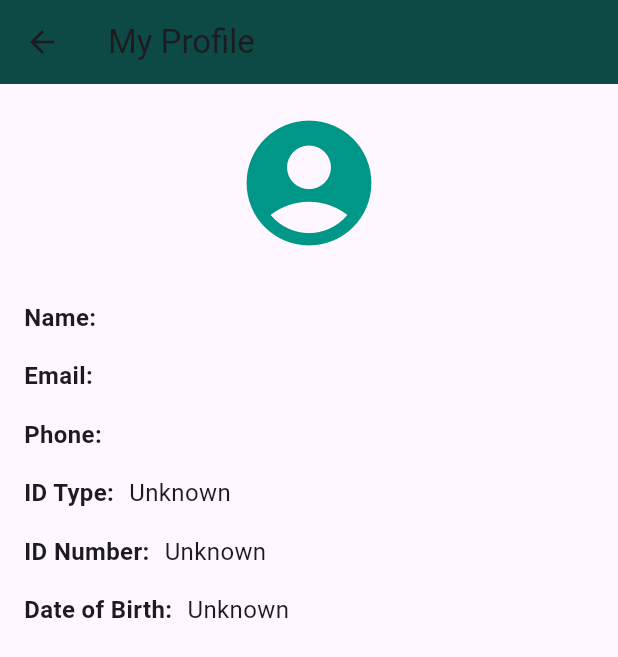
After one commit to Sarah-Alshumayri/e_motawif, a Flutter app: the PilgrimProfilePage screen opened directly, on a phone screen of 412 x 824 dp. The commit adds this screen. Shown: the top 657 px of the screen. Run offline on Flutter 3.47's test engine with Material 3 defaults, Android fonts, the phone set to English and light mode, and no system bars; our stand-ins replace shared_preferences; accounts and stored records are empty.

Commit message:
User profile info

```diff
--- a/lib/database_helper.dart
+++ b/lib/database_helper.dart
@@ -3,7 +3,7 @@ import 'package:http/http.dart' as http;
 
 class DatabaseHelper {
   static const String serverUrl =
-      "http://172.20.10.3/e_motawif_new"; // Update with actual server
+      "http://192.168.56.1/e_motawif_new"; // Update with actual server
 
   Future<Map<String, dynamic>> login(String userId, String password) async {
     try {
--- /dev/null
+++ b/lib/screens/pilgrim_profile_page.dart
@@ -0,0 +1,77 @@
+import 'package:flutter/material.dart';
+import 'package:shared_preferences/shared_preferences.dart';
+
+class PilgrimProfilePage extends StatefulWidget {
+  @override
+  _PilgrimProfilePageState createState() => _PilgrimProfilePageState();
+}
+
+class _PilgrimProfilePageState extends State<PilgrimProfilePage> {
+  String name = "";
+  String email = "";
+  String phone = "";
+  String idType = "";
+  String idNumber = "";
+  String dob = "";
+
+  @override
+  void initState() {
+    super.initState();
+    _loadUserData();
+  }
+
+  Future<void> _loadUserData() async {
+    SharedPreferences prefs = await SharedPreferences.getInstance();
+    setState(() {
+      name = prefs.getString("name") ?? "Unknown";
+      email = prefs.getString("email") ?? "Unknown";
+      phone = prefs.getString("phone") ?? "Unknown";
+      idType = prefs.getString("idType") ?? "Unknown";
+      idNumber = prefs.getString("idNumber") ?? "Unknown";
+      dob = prefs.getString("dob") ?? "Unknown";
+    });
+  }
+
+  @override
+  Widget build(BuildContext context) {
+    return Scaffold(
+      appBar: AppBar(
+        title: const Text("My Profile"),
+        backgroundColor: const Color(0xFF0D4A45),
+      ),
+      body: Padding(
+        padding: const EdgeInsets.all(16.0),
+        child: Column(
+          crossAxisAlignment: CrossAxisAlignment.start,
+          children: [
+            Center(
+              child: Icon(Icons.account_circle, size: 100, color: Colors.teal),
+            ),
+            const SizedBox(height: 20),
+            _buildInfoRow("Name:", name),
+            _buildInfoRow("Email:", email),
+            _buildInfoRow("Phone:", phone),
+            _buildInfoRow("ID Type:", idType),
+            _buildInfoRow("ID Number:", idNumber),
+            _buildInfoRow("Date of Birth:", dob),
+          ],
+        ),
+      ),
+    );
+  }
+
+  Widget _buildInfoRow(String label, String value) {
+    return Padding(
+      padding: const EdgeInsets.symmetric(vertical: 8.0),
+      child: Row(
+        children: [
+          Text(label,
+              style:
+                  const TextStyle(fontSize: 16, fontWeight: FontWeight.bold)),
+          const SizedBox(width: 10),
+          Text(value, style: const TextStyle(fontSize: 16)),
+        ],
+      ),
+    );
+  }
+}
```
Also changed, not shown: lib/screens/services_page.dart (+9 -3 lines), lib/screens/settings_page.dart (+9 -1 lines), lib/screens/signup_page.dart (+97 -140 lines), lib/screens/startup_session_page.dart (+10 -0 lines), signup_debug_log.txt (deleted), 1 other file.
